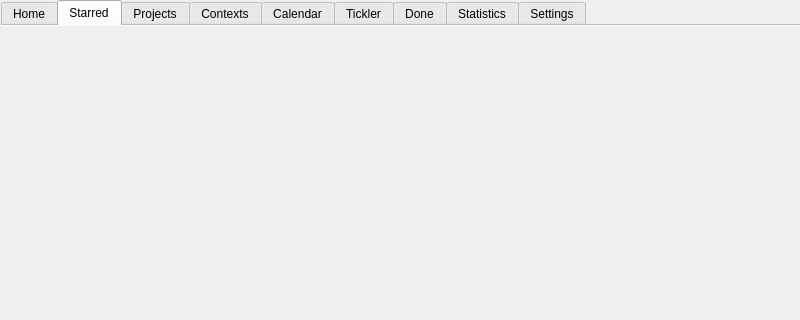
SteveG/tracks-queue, file src/tracks.ui: the form before one commit; both pictures show x 0 to 800 and y 0 to 320 of the 800 by 600 pixel window.
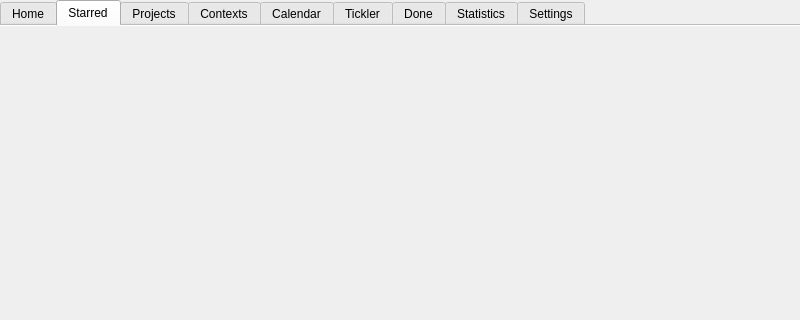
The form after the commit. The open tabs and pages were chosen to show the change.

Commit message: change to left margin of tab widget

```diff
--- a/src/tracks.ui
+++ b/src/tracks.ui
@@ -18,16 +18,7 @@
     <property name="spacing">
      <number>0</number>
     </property>
-    <property name="leftMargin">
-     <number>1</number>
-    </property>
-    <property name="topMargin">
-     <number>0</number>
-    </property>
-    <property name="rightMargin">
-     <number>0</number>
-    </property>
-    <property name="bottomMargin">
+    <property name="margin">
      <number>0</number>
     </property>
     <item>
@@ -150,8 +141,8 @@
             <rect>
              <x>0</x>
              <y>0</y>
-             <width>789</width>
-             <height>574</height>
+             <width>100</width>
+             <height>30</height>
             </rect>
            </property>
            <layout class="QVBoxLayout" name="starred_mainpane_layout">
```
Left out of the diff: 26 changed lines with no effect on the pictures. The commit also changes 1 other file.
